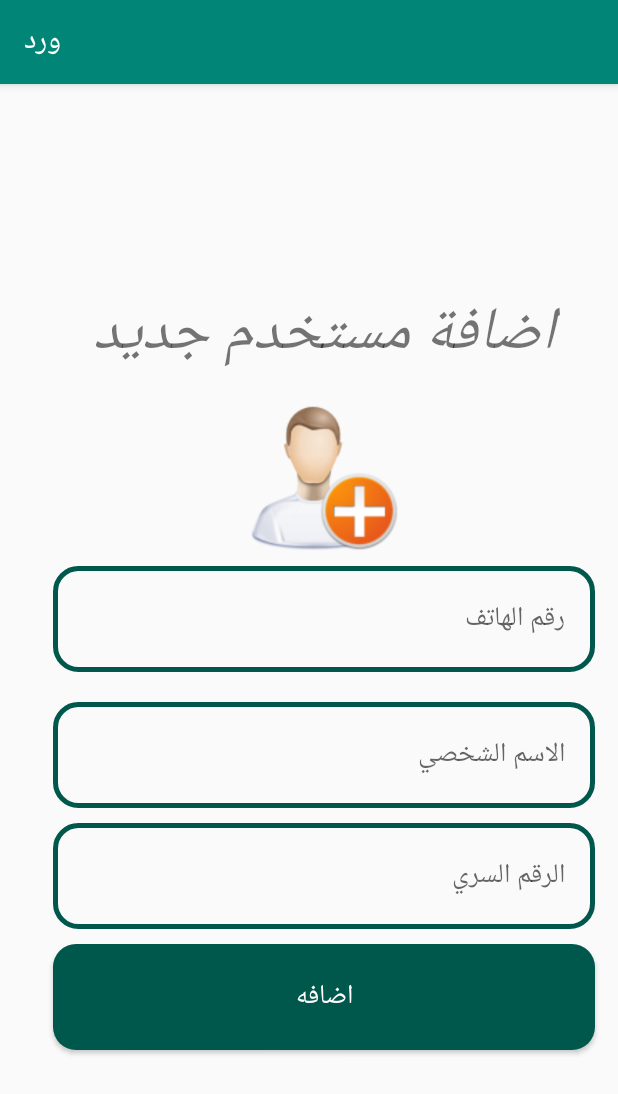
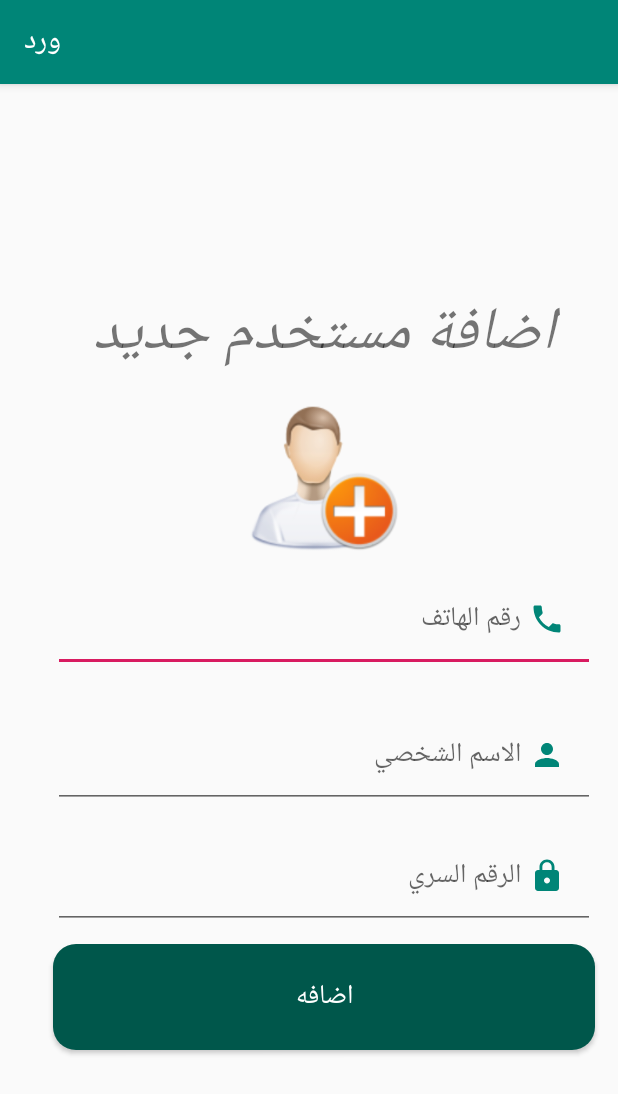
Before and after one commit to hanimanaa/werd, an Android app: the RegisterActivity screen opened directly, with no data from a screen before it, on a phone screen of 412 x 824 dp. Shown: the top 1094 px of the screen. Run offline under Robolectric (Android 15) with nearby library versions, the phone set to English and light mode, and no system bars; our stand-ins replace Firebase (no records; nobody signed in at launch, a user with empty details on screens opened directly).

Commit message:
add design to login/register activity

```diff
--- a/app/src/main/res/drawable/ic_lock_black.xml
+++ b/app/src/main/res/drawable/ic_lock_black.xml
@@ -4,6 +4,6 @@
         android:viewportWidth="24.0"
         android:viewportHeight="24.0">
     <path
-        android:fillColor="#FF000000"
+        android:fillColor="#008577"
         android:pathData="M18,8h-1L17,6c0,-2.76 -2.24,-5 -5,-5S7,3.24 7,6v2L6,8c-1.1,0 -2,0.9 -2,2v10c0,1.1 0.9,2 2,2h12c1.1,0 2,-0.9 2,-2L20,10c0,-1.1 -0.9,-2 -2,-2zM12,17c-1.1,0 -2,-0.9 -2,-2s0.9,-2 2,-2 2,0.9 2,2 -0.9,2 -2,2zM15.1,8L8.9,8L8.9,6c0,-1.71 1.39,-3.1 3.1,-3.1 1.71,0 3.1,1.39 3.1,3.1v2z"/>
 </vector>
--- /dev/null
+++ b/app/src/main/res/drawable/ic_person.xml
@@ -0,0 +1,9 @@
+<vector xmlns:android="http://schemas.android.com/apk/res/android"
+        android:width="24dp"
+        android:height="24dp"
+        android:viewportWidth="24.0"
+        android:viewportHeight="24.0">
+    <path
+        android:fillColor="#008577"
+        android:pathData="M12,12c2.21,0 4,-1.79 4,-4s-1.79,-4 -4,-4 -4,1.79 -4,4 1.79,4 4,4zM12,14c-2.67,0 -8,1.34 -8,4v2h16v-2c0,-2.66 -5.33,-4 -8,-4z"/>
+</vector>
--- a/app/src/main/res/drawable/ic_phone.xml
+++ b/app/src/main/res/drawable/ic_phone.xml
@@ -4,6 +4,6 @@
         android:viewportWidth="24.0"
         android:viewportHeight="24.0">
     <path
-        android:fillColor="#FF000000"
+        android:fillColor="#008577"
         android:pathData="M6.62,10.79c1.44,2.83 3.76,5.14 6.59,6.59l2.2,-2.2c0.27,-0.27 0.67,-0.36 1.02,-0.24 1.12,0.37 2.33,0.57 3.57,0.57 0.55,0 1,0.45 1,1V20c0,0.55 -0.45,1 -1,1 -9.39,0 -17,-7.61 -17,-17 0,-0.55 0.45,-1 1,-1h3.5c0.55,0 1,0.45 1,1 0,1.25 0.2,2.45 0.57,3.57 0.11,0.35 0.03,0.74 -0.25,1.02l-2.2,2.2z"/>
 </vector>
--- a/app/src/main/res/layout/activity_login.xml
+++ b/app/src/main/res/layout/activity_login.xml
@@ -42,7 +42,7 @@
         android:layout_marginLeft="15dp"
         android:layout_marginRight="15dp"
         android:layout_marginTop="6dp"
-        android:inputType="numberPassword"
+        android:inputType="textPassword"
         android:textColor="@color/colorPrimaryDark"
         android:textColorHint="@color/colorPrimary"
         android:textSize="17sp"
--- a/app/src/main/res/layout/activity_register.xml
+++ b/app/src/main/res/layout/activity_register.xml
@@ -50,11 +50,12 @@
                 android:layout_marginRight="15dp"
                 android:inputType="number"
                 android:textDirection="rtl"
-                android:background="@drawable/input_design"
                 android:padding="20dp"
                 android:layout_marginTop="10dp"
                 android:layout_below="@id/logo"
                 android:hint="رقم الهاتف"
+                android:drawableEnd="@drawable/ic_phone"
+                android:drawablePadding="5dp"
                 />
 
             <EditText
@@ -64,11 +65,12 @@
                 android:layout_marginLeft="15dp"
                 android:layout_marginRight="15dp"
                 android:textDirection="rtl"
-                android:background="@drawable/input_design"
                 android:padding="20dp"
                 android:layout_marginTop="20dp"
                 android:layout_below="@id/Edphone"
                 android:hint="الاسم الشخصي"
+                android:drawableEnd="@drawable/ic_person"
+                android:drawablePadding="5dp"
                 />
             <EditText
                 android:id="@+id/Edpassword"
@@ -76,12 +78,13 @@
                 android:layout_height="wrap_content"
                 android:layout_marginLeft="15dp"
                 android:layout_marginRight="15dp"
-                android:background="@drawable/input_design"
                 android:padding="20dp"
                 android:textDirection="rtl"
                 android:layout_marginTop="10dp"
                 android:layout_below="@id/Edname"
                 android:hint="الرقم السري"
+                android:drawableEnd="@drawable/ic_lock_black"
+                android:drawablePadding="5dp"
                 />
 
 
```
